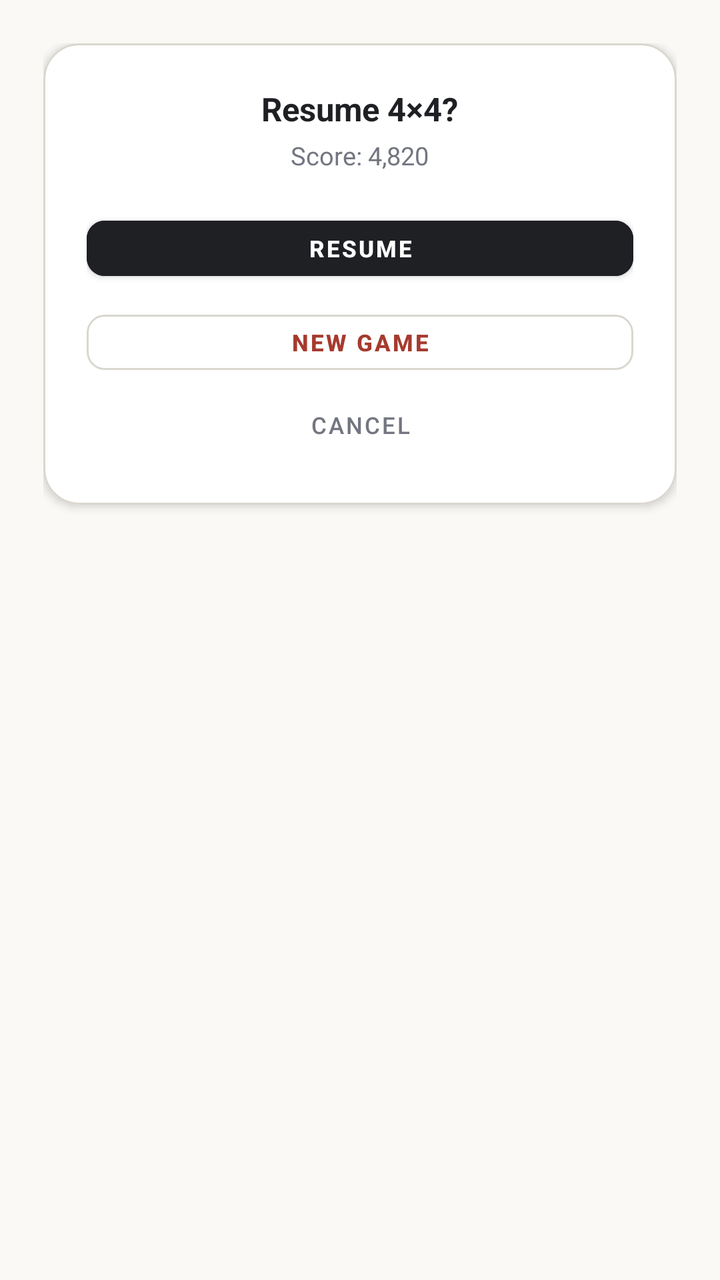
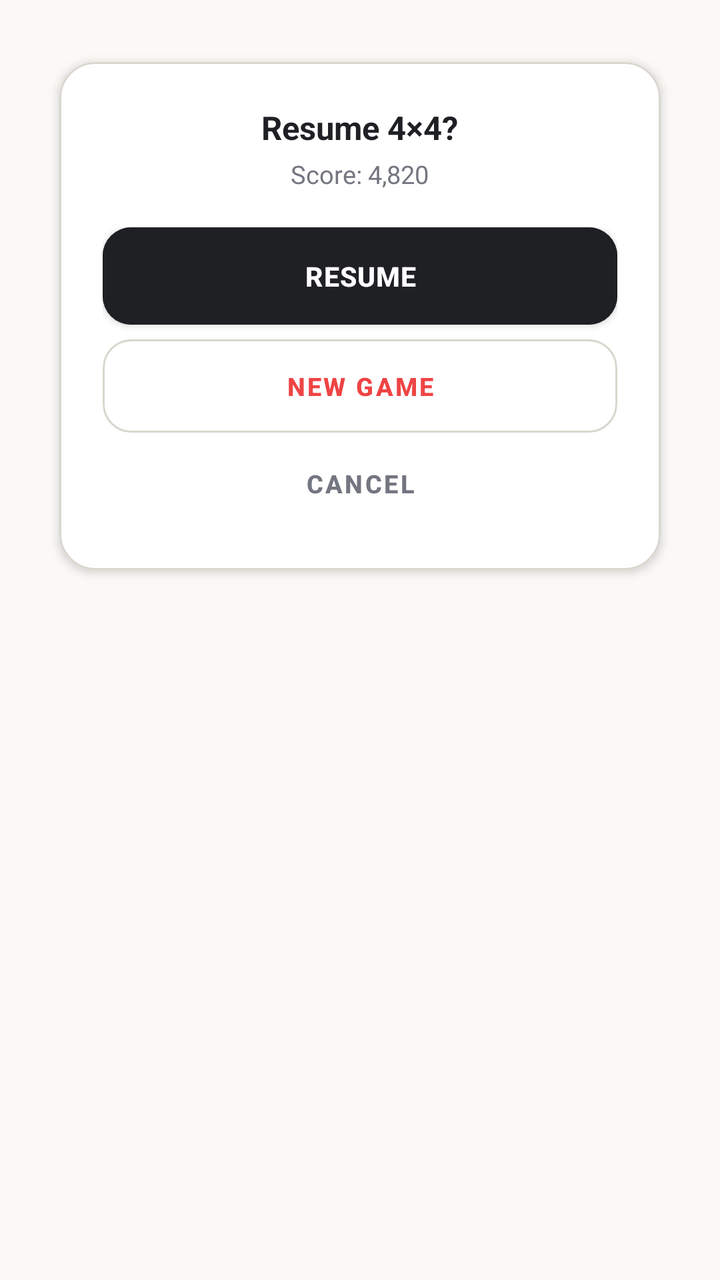

Compare the two renders of this Android layout. The source of the first and the diff that turns it into the second are given below.
<!-- AndroidManifest.xml: application theme Theme.NumberBlocks -->
<!-- res/layout/dialog_mode_resume.xml -->
<?xml version="1.0" encoding="utf-8"?>
<LinearLayout xmlns:android="http://schemas.android.com/apk/res/android"
    xmlns:app="http://schemas.android.com/apk/res-auto"
    android:layout_width="match_parent"
    android:layout_height="wrap_content"
    android:background="@android:color/transparent"
    android:orientation="vertical"
    android:padding="@dimen/dp_24">

    <com.google.android.material.card.MaterialCardView
        android:layout_width="match_parent"
        android:layout_height="wrap_content"
        app:cardBackgroundColor="#FFFFFF"
        app:cardCornerRadius="@dimen/dp_20"
        app:cardElevation="@dimen/dp_3"
        app:strokeColor="#D9D7CE"
        app:strokeWidth="@dimen/dp_1">

        <LinearLayout
            android:layout_width="match_parent"
            android:layout_height="wrap_content"
            android:gravity="center_horizontal"
            android:orientation="vertical"
            android:padding="@dimen/dp_24">

            <TextView
                android:id="@+id/tv_resume_mode_title"
                android:layout_width="wrap_content"
                android:layout_height="wrap_content"
                android:text="Resume 4×4?"
                android:textColor="#1E2024"
                android:textSize="@dimen/sp_18"
                android:textStyle="bold" />

            <TextView
                android:id="@+id/tv_resume_mode_score"
                android:layout_width="wrap_content"
                android:layout_height="wrap_content"
                android:layout_marginTop="@dimen/dp_4"
                android:text="Score: 4,820"
                android:textColor="#737680"
                android:textSize="@dimen/sp_14" />

            
            <LinearLayout
                android:layout_width="match_parent"
                android:layout_height="wrap_content"
                android:layout_marginTop="@dimen/dp_20"
                android:orientation="vertical">

                <Button
                    android:id="@+id/btn_dialog_resume_confirm"
                    style="@style/Widget.MaterialComponents.Button"
                    android:layout_width="match_parent"
                    android:layout_height="@dimen/dp_44"
                    android:backgroundTint="#1E2024"
                    android:text="@string/resume"
                    android:textColor="#FFFFFF"
                    android:textSize="@dimen/sp_13"
                    android:textStyle="bold"
                    app:cornerRadius="@dimen/dp_10" />

                <Button
                    android:id="@+id/btn_dialog_new_game"
                    style="@style/Widget.MaterialComponents.Button.OutlinedButton"
                    android:layout_width="match_parent"
                    android:layout_height="@dimen/dp_44"
                    android:layout_marginTop="@dimen/dp_8"
                    android:text="@string/new_game"
                    android:textColor="#A63A2F"
                    android:textSize="@dimen/sp_13"
                    android:textStyle="bold"
                    app:cornerRadius="@dimen/dp_10"
                    app:strokeColor="#D9D7CE" />

                <Button
                    android:id="@+id/btn_dialog_cancel"
                    style="@style/Widget.MaterialComponents.Button.TextButton"
                    android:layout_width="match_parent"
                    android:layout_height="@dimen/dp_40"
                    android:layout_marginTop="@dimen/dp_4"
                    android:text="@string/cancel"
                    android:textColor="#737680"
                    android:textSize="@dimen/sp_13" />
            </LinearLayout>

        </LinearLayout>
    </com.google.android.material.card.MaterialCardView>
</LinearLayout>
<!-- resources referenced by this layout -->
<resources>
  <dimen name="dp_1">1.00dp</dimen>
  <dimen name="dp_10">10.00dp</dimen>
  <dimen name="dp_20">20.00dp</dimen>
  <dimen name="dp_24">24.00dp</dimen>
  <dimen name="dp_3">3.00dp</dimen>
  <dimen name="dp_4">4.00dp</dimen>
  <dimen name="dp_40">40.00dp</dimen>
  <dimen name="dp_44">44.00dp</dimen>
  <dimen name="dp_8">8.00dp</dimen>
  <dimen name="sp_13">13.00sp</dimen>
  <dimen name="sp_14">14.00sp</dimen>
  <dimen name="sp_18">18.00sp</dimen>
  <string name="cancel">Cancel</string>
  <string name="new_game">New Game</string>
  <string name="resume">Resume</string>
  <style name="Theme.NumberBlocks" parent="Theme.MaterialComponents.DayNight.NoActionBar">
          <item name="colorPrimary">@color/primary</item>
          <item name="colorPrimaryVariant">@color/primary_variant</item>
          <item name="colorSecondary">@color/secondary</item>
          <item name="android:statusBarColor">@color/background</item>
          <item name="android:navigationBarColor">@color/background</item>
          <item name="android:windowBackground">@color/background</item>
          <item name="android:windowLightStatusBar">true</item>
      </style>
  <color name="primary">#1E2024</color>
  <color name="primary_variant">#161719</color>
  <color name="secondary">#5A5D66</color>
  <color name="background">#FAF9F6</color>
</resources>

<!-- the commit's change to res/layout/dialog_mode_resume.xml (unified diff, before → after) -->
@@ -4,6 +4,8 @@
     android:layout_width="match_parent"
     android:layout_height="wrap_content"
     android:background="@android:color/transparent"
+    android:clipChildren="false"
+    android:clipToPadding="false"
     android:orientation="vertical"
     android:padding="@dimen/dp_24">
 
@@ -13,6 +15,7 @@
         app:cardBackgroundColor="#FFFFFF"
         app:cardCornerRadius="@dimen/dp_20"
         app:cardElevation="@dimen/dp_3"
+        app:cardUseCompatPadding="true"
         app:strokeColor="#D9D7CE"
         app:strokeWidth="@dimen/dp_1">
 
@@ -50,38 +53,38 @@
 
                 <Button
                     android:id="@+id/btn_dialog_resume_confirm"
-                    style="@style/Widget.MaterialComponents.Button"
+                    style="@style/GameButton.Primary"
                     android:layout_width="match_parent"
-                    android:layout_height="@dimen/dp_44"
+                    android:layout_height="@dimen/dp_54"
                     android:backgroundTint="#1E2024"
                     android:text="@string/resume"
                     android:textColor="#FFFFFF"
-                    android:textSize="@dimen/sp_13"
+                    android:textSize="@dimen/sp_15"
                     android:textStyle="bold"
-                    app:cornerRadius="@dimen/dp_10" />
+                    app:cornerRadius="@dimen/dp_16" />
 
                 <Button
                     android:id="@+id/btn_dialog_new_game"
-                    style="@style/Widget.MaterialComponents.Button.OutlinedButton"
+                    style="@style/GameButton.Secondary"
                     android:layout_width="match_parent"
-                    android:layout_height="@dimen/dp_44"
+                    android:layout_height="@dimen/dp_52"
                     android:layout_marginTop="@dimen/dp_8"
                     android:text="@string/new_game"
-                    android:textColor="#A63A2F"
-                    android:textSize="@dimen/sp_13"
+                    android:textColor="#EF4444"
+                    android:textSize="@dimen/sp_14"
                     android:textStyle="bold"
-                    app:cornerRadius="@dimen/dp_10"
+                    app:cornerRadius="@dimen/dp_16"
                     app:strokeColor="#D9D7CE" />
 
                 <Button
                     android:id="@+id/btn_dialog_cancel"
-                    style="@style/Widget.MaterialComponents.Button.TextButton"
+                    style="@style/GameButton.Text"
                     android:layout_width="match_parent"
-                    android:layout_height="@dimen/dp_40"
+                    android:layout_height="@dimen/dp_48"
                     android:layout_marginTop="@dimen/dp_4"
                     android:text="@string/cancel"
                     android:textColor="#737680"
-                    android:textSize="@dimen/sp_13" />
+                    android:textSize="@dimen/sp_14" />
             </LinearLayout>
 
         </LinearLayout>
<!-- resource entries referenced after the edit -->
@@ -1,20 +1,48 @@
 <!-- resources referenced by this layout -->
 <resources>
   <dimen name="dp_1">1.00dp</dimen>
-  <dimen name="dp_10">10.00dp</dimen>
+  <dimen name="dp_16">16.00dp</dimen>
   <dimen name="dp_20">20.00dp</dimen>
   <dimen name="dp_24">24.00dp</dimen>
   <dimen name="dp_3">3.00dp</dimen>
   <dimen name="dp_4">4.00dp</dimen>
-  <dimen name="dp_40">40.00dp</dimen>
-  <dimen name="dp_44">44.00dp</dimen>
+  <dimen name="dp_48">48.00dp</dimen>
+  <dimen name="dp_52">52.00dp</dimen>
+  <dimen name="dp_54">54.00dp</dimen>
   <dimen name="dp_8">8.00dp</dimen>
-  <dimen name="sp_13">13.00sp</dimen>
   <dimen name="sp_14">14.00sp</dimen>
+  <dimen name="sp_15">15.00sp</dimen>
   <dimen name="sp_18">18.00sp</dimen>
   <string name="cancel">Cancel</string>
   <string name="new_game">New Game</string>
   <string name="resume">Resume</string>
+  <style name="GameButton.Primary" parent="Widget.MaterialComponents.Button">
+          <item name="android:layout_height">@dimen/dp_54</item>
+          <item name="android:textSize">@dimen/sp_15</item>
+          <item name="android:textStyle">bold</item>
+          <item name="cornerRadius">@dimen/dp_16</item>
+          <item name="android:insetTop">0dp</item>
+          <item name="android:insetBottom">0dp</item>
+          <item name="android:letterSpacing">0.02</item>
+      </style>
+  <style name="GameButton.Secondary" parent="Widget.MaterialComponents.Button.OutlinedButton">
+          <item name="android:layout_height">@dimen/dp_52</item>
+          <item name="android:textSize">@dimen/sp_14</item>
+          <item name="android:textStyle">bold</item>
+          <item name="cornerRadius">@dimen/dp_16</item>
+          <item name="android:insetTop">0dp</item>
+          <item name="android:insetBottom">0dp</item>
+          <item name="strokeColor">@color/border_subtle</item>
+          <item name="strokeWidth">@dimen/dp_1</item>
+      </style>
+  <style name="GameButton.Text" parent="Widget.MaterialComponents.Button.TextButton">
+          <item name="android:layout_height">@dimen/dp_48</item>
+          <item name="android:textSize">@dimen/sp_14</item>
+          <item name="android:textStyle">bold</item>
+          <item name="android:insetTop">0dp</item>
+          <item name="android:insetBottom">0dp</item>
+          <item name="android:textColor">@color/text_secondary</item>
+      </style>
   <style name="Theme.NumberBlocks" parent="Theme.MaterialComponents.DayNight.NoActionBar">
           <item name="colorPrimary">@color/primary</item>
           <item name="colorPrimaryVariant">@color/primary_variant</item>
@@ -24,6 +52,8 @@
           <item name="android:windowBackground">@color/background</item>
           <item name="android:windowLightStatusBar">true</item>
       </style>
+  <color name="border_subtle">#D9D7CE</color>
+  <color name="text_secondary">#737680</color>
   <color name="primary">#1E2024</color>
   <color name="primary_variant">#161719</color>
   <color name="secondary">#5A5D66</color>
